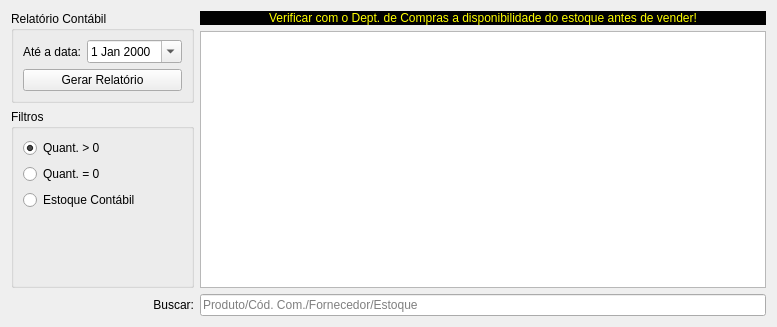
Above: ui/widgetestoques.ui from darktorres/ERP-STACCATO before the change. Below: the same form after it.
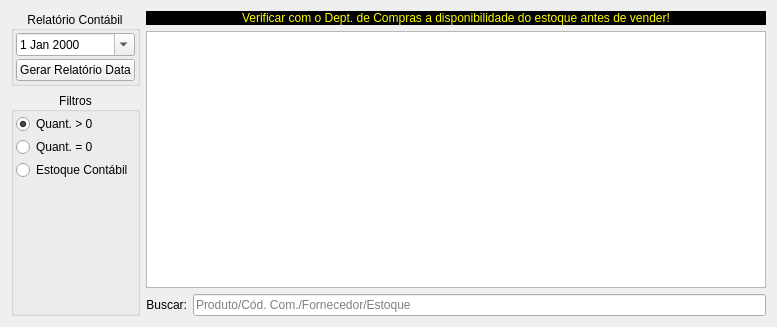
That is the form after the change. Custom widgets are drawn as their Qt base class.

```diff
--- a/ui/widgetestoques.ui
+++ b/ui/widgetestoques.ui
@@ -13,14 +13,34 @@
   <property name="windowTitle">
    <string>Form</string>
   </property>
-  <layout class="QGridLayout" name="gridLayout">
-   <item row="0" column="0" rowspan="2">
+  <layout class="QGridLayout" name="gridLayout_3">
+   <item row="0" column="0">
+    <layout class="QVBoxLayout" name="verticalLayout_2">
+     <item>
     <widget class="QGroupBox" name="groupBoxRelatorio">
      <property name="title">
       <string>Relatório Contábil</string>
      </property>
-     <layout class="QGridLayout" name="gridLayout_3">
-      <item row="0" column="1">
+       <property name="alignment">
+        <set>Qt::AlignCenter</set>
+       </property>
+       <layout class="QGridLayout" name="gridLayout_2">
+        <property name="leftMargin">
+         <number>2</number>
+        </property>
+        <property name="topMargin">
+         <number>2</number>
+        </property>
+        <property name="rightMargin">
+         <number>2</number>
+        </property>
+        <property name="bottomMargin">
+         <number>2</number>
+        </property>
+        <property name="spacing">
+         <number>3</number>
+        </property>
+        <item row="0" column="0">
        <widget class="QDateEdit" name="dateEditMes">
         <property name="enabled">
          <bool>true</bool>
@@ -30,82 +50,44 @@
         </property>
        </widget>
       </item>
-      <item row="0" column="0">
-       <widget class="QLabel" name="label">
-        <property name="text">
-         <string>Até a data:</string>
-        </property>
-       </widget>
-      </item>
-      <item row="1" column="0" colspan="2">
+        <item row="1" column="0">
        <widget class="QPushButton" name="pushButtonRelatorio">
         <property name="enabled">
          <bool>true</bool>
         </property>
         <property name="text">
-         <string>Gerar Relatório</string>
+           <string>Gerar Relatório Data</string>
         </property>
        </widget>
       </item>
      </layout>
     </widget>
    </item>
-   <item row="0" column="1">
-    <widget class="QLabel" name="labelAviso">
-     <property name="sizePolicy">
-      <sizepolicy hsizetype="Preferred" vsizetype="Fixed">
-       <horstretch>0</horstretch>
-       <verstretch>0</verstretch>
-      </sizepolicy>
-     </property>
-     <property name="autoFillBackground">
-      <bool>false</bool>
-     </property>
-     <property name="styleSheet">
-      <string notr="true">background-color: rgb(0, 0, 0);
-color: rgb(255, 255, 0);</string>
-     </property>
-     <property name="text">
-      <string>Verificar com o Dept. de Compras a disponibilidade do estoque antes de vender!</string>
-     </property>
-     <property name="alignment">
-      <set>Qt::AlignCenter</set>
-     </property>
-    </widget>
-   </item>
-   <item row="1" column="1" rowspan="2">
-    <widget class="TableView" name="tableEstoque">
-     <property name="mouseTracking">
-      <bool>true</bool>
-     </property>
-     <property name="editTriggers">
-      <set>QAbstractItemView::NoEditTriggers</set>
-     </property>
-     <property name="alternatingRowColors">
-      <bool>true</bool>
-     </property>
-     <property name="selectionBehavior">
-      <enum>QAbstractItemView::SelectRows</enum>
-     </property>
-     <property name="sortingEnabled">
-      <bool>true</bool>
-     </property>
-    </widget>
-   </item>
-   <item row="2" column="0">
+     <item>
     <widget class="QGroupBox" name="groupBoxFiltros">
      <property name="title">
       <string>Filtros</string>
      </property>
-     <layout class="QGridLayout" name="gridLayout_2">
-      <item row="1" column="0">
-       <widget class="QRadioButton" name="radioButtonEstoqueZerado">
-        <property name="text">
-         <string>Quant. = 0</string>
-        </property>
-       </widget>
-      </item>
-      <item row="0" column="0">
+       <property name="alignment">
+        <set>Qt::AlignCenter</set>
+       </property>
+       <layout class="QVBoxLayout" name="verticalLayout">
+        <property name="spacing">
+         <number>3</number>
+        </property>
+        <property name="leftMargin">
+         <number>2</number>
+        </property>
+        <property name="topMargin">
+         <number>2</number>
+        </property>
+        <property name="rightMargin">
+         <number>2</number>
+        </property>
+        <property name="bottomMargin">
+         <number>2</number>
+        </property>
+        <item>
        <widget class="QRadioButton" name="radioButtonMaior">
         <property name="text">
          <string>Quant. &gt; 0</string>
@@ -115,7 +97,24 @@
         </property>
        </widget>
       </item>
-      <item row="3" column="0">
+        <item>
+         <widget class="QRadioButton" name="radioButtonEstoqueZerado">
+          <property name="text">
+           <string>Quant. = 0</string>
+          </property>
+         </widget>
+        </item>
+        <item>
+         <widget class="QRadioButton" name="radioButtonEstoqueContabil">
+          <property name="enabled">
+           <bool>true</bool>
+          </property>
+          <property name="text">
+           <string>Estoque Contábil</string>
+          </property>
+         </widget>
+        </item>
+        <item>
        <spacer name="verticalSpacer">
         <property name="orientation">
          <enum>Qt::Vertical</enum>
@@ -128,20 +127,37 @@
         </property>
        </spacer>
       </item>
-      <item row="2" column="0">
-       <widget class="QRadioButton" name="radioButtonEstoqueContabil">
-        <property name="enabled">
-         <bool>true</bool>
+       </layout>
+      </widget>
+     </item>
+    </layout>
+   </item>
+   <item row="0" column="1">
+    <layout class="QGridLayout" name="gridLayout">
+     <item row="0" column="0" colspan="2">
+      <widget class="QLabel" name="labelAviso">
+       <property name="sizePolicy">
+        <sizepolicy hsizetype="Preferred" vsizetype="Fixed">
+         <horstretch>0</horstretch>
+         <verstretch>0</verstretch>
+        </sizepolicy>
+       </property>
+       <property name="autoFillBackground">
+        <bool>false</bool>
+       </property>
+       <property name="styleSheet">
+        <string notr="true">background-color: rgb(0, 0, 0);
+color: rgb(255, 255, 0);</string>
         </property>
         <property name="text">
-         <string>Estoque Contábil</string>
-        </property>
-       </widget>
-      </item>
-     </layout>
-    </widget>
-   </item>
-   <item row="3" column="0">
+        <string>Verificar com o Dept. de Compras a disponibilidade do estoque antes de vender!</string>
+       </property>
+       <property name="alignment">
+        <set>Qt::AlignCenter</set>
+       </property>
+      </widget>
+     </item>
+     <item row="2" column="0">
     <widget class="QLabel" name="labelBuscar">
      <property name="enabled">
       <bool>true</bool>
@@ -154,7 +170,7 @@
      </property>
     </widget>
    </item>
-   <item row="3" column="1">
+     <item row="2" column="1">
     <widget class="QLineEdit" name="lineEditBusca">
      <property name="enabled">
       <bool>true</bool>
@@ -163,6 +179,27 @@
       <string>Produto/Cód. Com./Fornecedor/Estoque</string>
      </property>
     </widget>
+     </item>
+     <item row="1" column="0" colspan="2">
+      <widget class="TableView" name="tableEstoque">
+       <property name="mouseTracking">
+        <bool>true</bool>
+       </property>
+       <property name="editTriggers">
+        <set>QAbstractItemView::NoEditTriggers</set>
+       </property>
+       <property name="alternatingRowColors">
+        <bool>true</bool>
+       </property>
+       <property name="selectionBehavior">
+        <enum>QAbstractItemView::SelectRows</enum>
+       </property>
+       <property name="sortingEnabled">
+        <bool>true</bool>
+       </property>
+      </widget>
+     </item>
+    </layout>
    </item>
   </layout>
  </widget>
```
Lines whose indentation alone changed are shown as unchanged.
